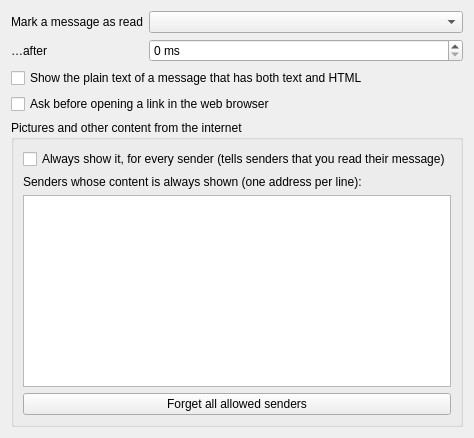
Before: the Qt Designer form src/chrono_mail/ui/forms/settings_reading.ui in rob-vandenberg/chrono-mail, drawn with Qt 5.
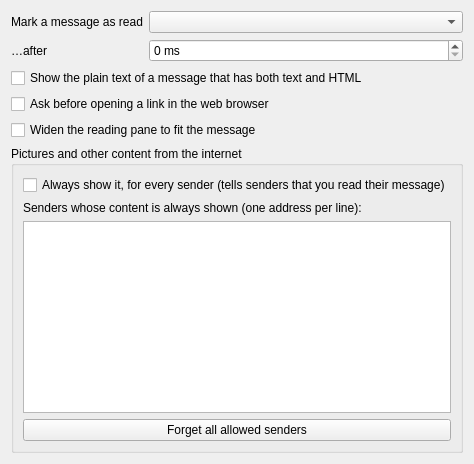
After: the same form once the commit is applied.

Commit message: The reading pane keeps the width set with the separator, whatever the message - a new tick in Settings, Reading lets it widen to fit the message as before

```diff
--- a/src/chrono_mail/ui/forms/settings_reading.ui
+++ b/src/chrono_mail/ui/forms/settings_reading.ui
@@ -49,6 +49,13 @@
        </property>
       </widget>
      </item>
+     <item row="4" column="0" colspan="2">
+      <widget class="QCheckBox" name="fitsMessage">
+       <property name="text">
+        <string>Widen the reading pane to fit the message</string>
+       </property>
+      </widget>
+     </item>
     </layout>
    </item>
    <item>
```
The commit also changes 12 other files.
